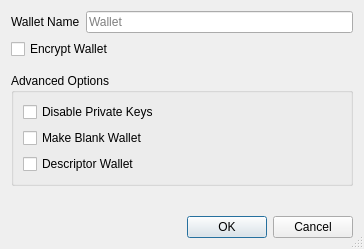
Above: src/qt/forms/createwalletdialog.ui from cdonnachie/Labyrinth before the change. Below: the same form after it.
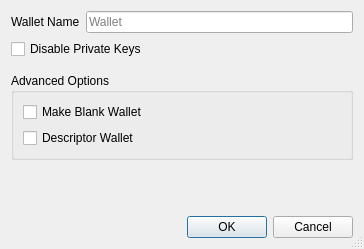
That is the form after the change.

Commit message: Require wallet encryption

The edit to the form file:
```diff
--- a/src/qt/forms/createwalletdialog.ui
+++ b/src/qt/forms/createwalletdialog.ui
@@ -42,15 +42,15 @@
     </layout>
    </item>
    <item>
-    <widget class="QCheckBox" name="encrypt_wallet_checkbox">
+       <widget class="QCheckBox" name="disable_privkeys_checkbox">
+        <property name="enabled">
+         <bool>true</bool>
+        </property>
      <property name="toolTip">
       <string>Encrypt the wallet. The wallet will be encrypted with a passphrase of your choice.</string>
      </property>
      <property name="text">
-      <string>Encrypt Wallet</string>
-     </property>
-     <property name="checked">
-      <bool>false</bool>
+         <string>Disable Private Keys</string>
      </property>
     </widget>
    </item>
@@ -76,19 +76,6 @@
       <string>Advanced Options</string>
      </property>
      <layout class="QVBoxLayout" name="verticalLayout_groupbox">
-      <item>
-       <widget class="QCheckBox" name="disable_privkeys_checkbox">
-        <property name="enabled">
-         <bool>true</bool>
-        </property>
-        <property name="toolTip">
-         <string>Disable private keys for this wallet. Wallets with private keys disabled will have no private keys and cannot have an HD seed or imported private keys. This is ideal for watch-only wallets.</string>
-        </property>
-        <property name="text">
-         <string>Disable Private Keys</string>
-        </property>
-       </widget>
-      </item>
       <item>
        <widget class="QCheckBox" name="blank_wallet_checkbox">
         <property name="toolTip">
```
Left out of the diff: 3 changed lines with no effect on the pictures. Lines whose indentation alone changed are shown as unchanged. The commit also changes 5 other files.
